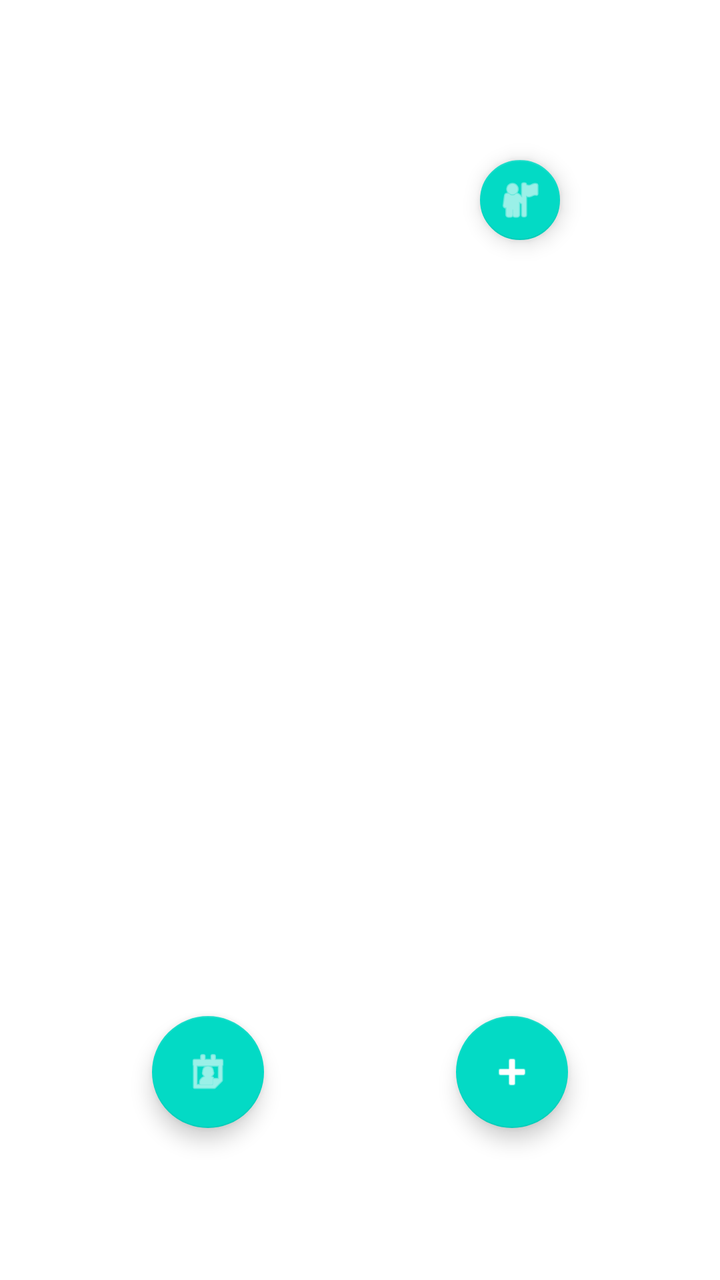
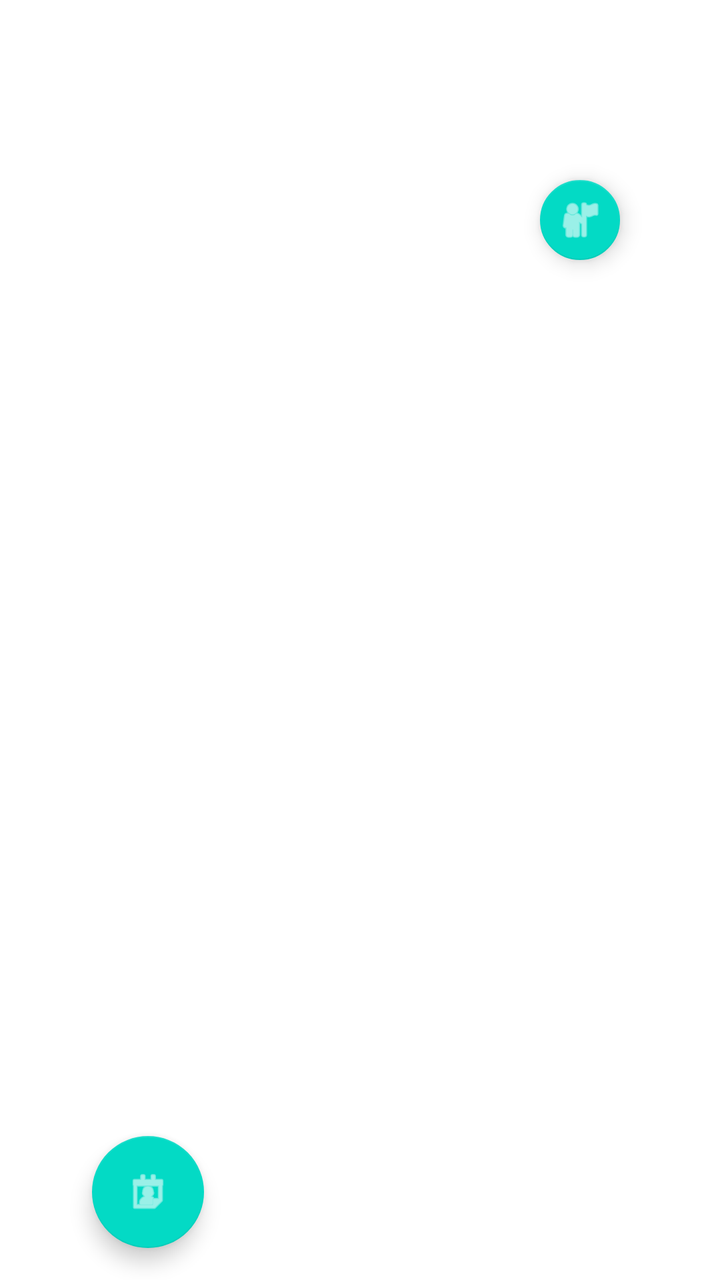

The first picture is an Android layout as it rendered before a commit; the second is the same layout after the commit. The layout source and the unified diff follow.
<!-- AndroidManifest.xml: application theme Theme.Progress -->
<!-- res/layout/fragment_home.xml -->
<?xml version="1.0" encoding="utf-8"?>
<FrameLayout xmlns:android="http://schemas.android.com/apk/res/android"
             xmlns:tools="http://schemas.android.com/tools"
             android:layout_width="match_parent"
             android:layout_height="match_parent" xmlns:app="http://schemas.android.com/apk/res-auto"
             tools:context="com.example.progress.ui.home.HomeFragment"
             android:padding="60dp">

    <androidx.recyclerview.widget.RecyclerView
            android:id="@+id/rvSchedules"
            android:layout_width="match_parent"
            android:layout_height="match_parent"
            android:paddingTop="60dp"
            app:layoutManager="androidx.recyclerview.widget.LinearLayoutManager"/>

    <com.google.android.material.floatingactionbutton.FloatingActionButton
        android:id="@+id/fabProfile"
        android:layout_width="wrap_content"
        android:layout_height="wrap_content"
        android:contentDescription="Profile"
        android:src="@android:drawable/ic_menu_myplaces"
        app:tint="@android:color/white"
        app:fabSize="mini"
        android:layout_margin="16dp"
        android:layout_gravity="top|end" />

    <com.google.android.material.floatingactionbutton.FloatingActionButton
        android:id="@+id/fabAddHabit"
        android:layout_width="wrap_content"
        android:layout_height="wrap_content"
        android:contentDescription="@string/add_habit"
        android:src="@android:drawable/ic_input_add"
        app:tint="@android:color/white"
        app:layout_anchorGravity="bottom|end"
        android:layout_margin="16dp"
        android:layout_gravity="bottom|end" />

    <com.google.android.material.floatingactionbutton.FloatingActionButton
        android:id="@+id/fabCreateSchedule"
        android:layout_width="wrap_content"
        android:layout_height="wrap_content"
        android:contentDescription="@string/create_schedule"
        android:src="@android:drawable/ic_menu_my_calendar"
        app:tint="@android:color/white"
        android:layout_margin="16dp"
        android:layout_gravity="bottom|start" />

</FrameLayout>
<!-- resources referenced by this layout -->
<resources>
  <string name="add_habit">Add habit</string>
  <string name="create_schedule">Create schedule</string>
  <style name="Theme.Progress" parent="Theme.MaterialComponents.DayNight.DarkActionBar">
          
          <item name="colorPrimary">@color/purple_500</item>
          <item name="colorPrimaryVariant">@color/purple_700</item>
          <item name="colorOnPrimary">@color/white</item>
          
          <item name="colorSecondary">@color/teal_200</item>
          <item name="colorSecondaryVariant">@color/teal_700</item>
          <item name="colorOnSecondary">@color/black</item>
          
          <item name="android:statusBarColor">?attr/colorPrimaryVariant</item>
          
      </style>
  <color name="purple_500">#FF6200EE</color>
  <color name="purple_700">#FF3700B3</color>
  <color name="white">#FFFFFFFF</color>
  <color name="teal_200">#FF03DAC5</color>
  <color name="teal_700">#FF018786</color>
  <color name="black">#FF000000</color>
</resources>

<!-- the commit's change to res/layout/fragment_home.xml (unified diff, before → after) -->
@@ -4,13 +4,14 @@
              android:layout_width="match_parent"
              android:layout_height="match_parent" xmlns:app="http://schemas.android.com/apk/res-auto"
              tools:context="com.example.progress.ui.home.HomeFragment"
-             android:padding="60dp">
+             android:paddingTop="70dp"
+             android:paddingHorizontal="30dp">
 
     <androidx.recyclerview.widget.RecyclerView
             android:id="@+id/rvSchedules"
             android:layout_width="match_parent"
             android:layout_height="match_parent"
-            android:paddingTop="60dp"
+            android:paddingTop="100dp"
             app:layoutManager="androidx.recyclerview.widget.LinearLayoutManager"/>
 
     <com.google.android.material.floatingactionbutton.FloatingActionButton
@@ -25,17 +26,6 @@
         android:layout_gravity="top|end" />
 
     <com.google.android.material.floatingactionbutton.FloatingActionButton
-        android:id="@+id/fabAddHabit"
-        android:layout_width="wrap_content"
-        android:layout_height="wrap_content"
-        android:contentDescription="@string/add_habit"
-        android:src="@android:drawable/ic_input_add"
-        app:tint="@android:color/white"
-        app:layout_anchorGravity="bottom|end"
-        android:layout_margin="16dp"
-        android:layout_gravity="bottom|end" />
-
-    <com.google.android.material.floatingactionbutton.FloatingActionButton
         android:id="@+id/fabCreateSchedule"
         android:layout_width="wrap_content"
         android:layout_height="wrap_content"
<!-- resource entries referenced after the edit -->
@@ -1,6 +1,5 @@
 <!-- resources referenced by this layout -->
 <resources>
-  <string name="add_habit">Add habit</string>
   <string name="create_schedule">Create schedule</string>
   <style name="Theme.Progress" parent="Theme.MaterialComponents.DayNight.DarkActionBar">
           
